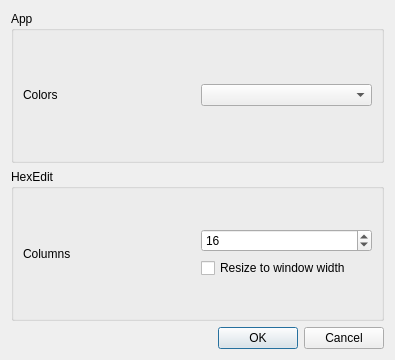
First picture: the form in src/ui/optionsdialog.ui, repository codilime/veles, before the edit.
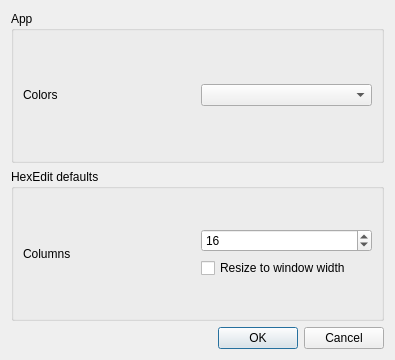
Second picture: the form after the edit.

Commit message: Local HexEdit settings

```diff
--- a/src/ui/optionsdialog.ui
+++ b/src/ui/optionsdialog.ui
@@ -47,7 +47,7 @@
    <item>
     <widget class="QGroupBox" name="gbHexEdit">
      <property name="title">
-      <string>HexEdit</string>
+      <string>HexEdit defaults</string>
      </property>
      <layout class="QVBoxLayout" name="verticalLayout_3">
       <item>
```
Left out of the diff: 2 changed lines with no effect on the pictures. The commit also changes 5 other files.
